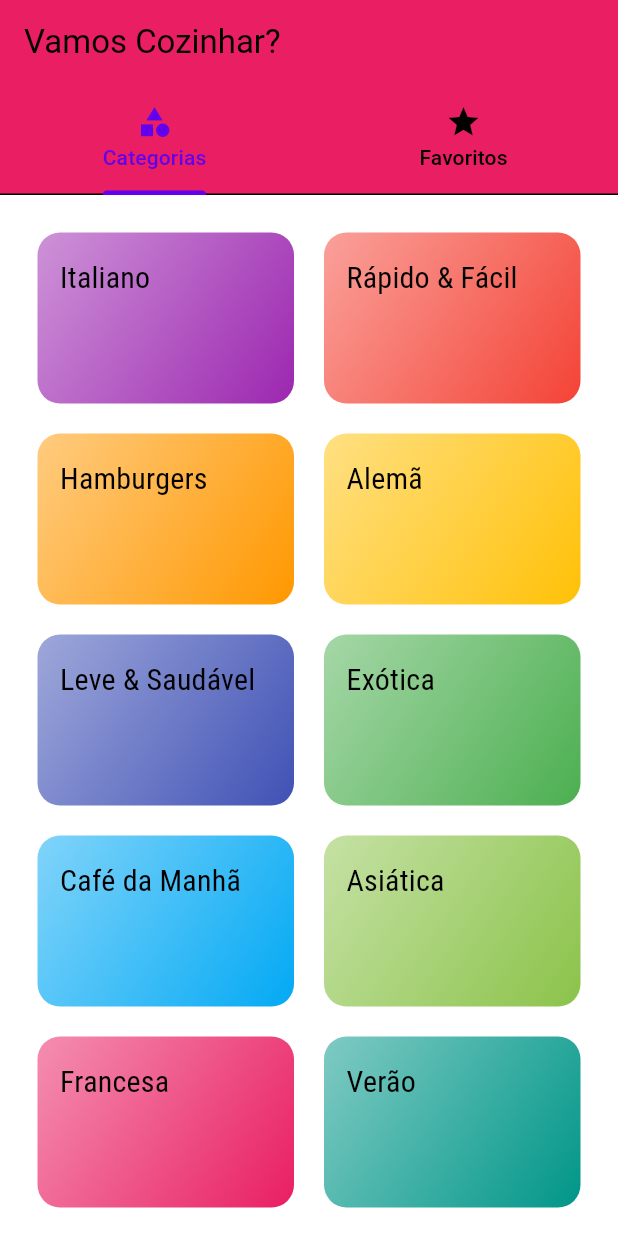
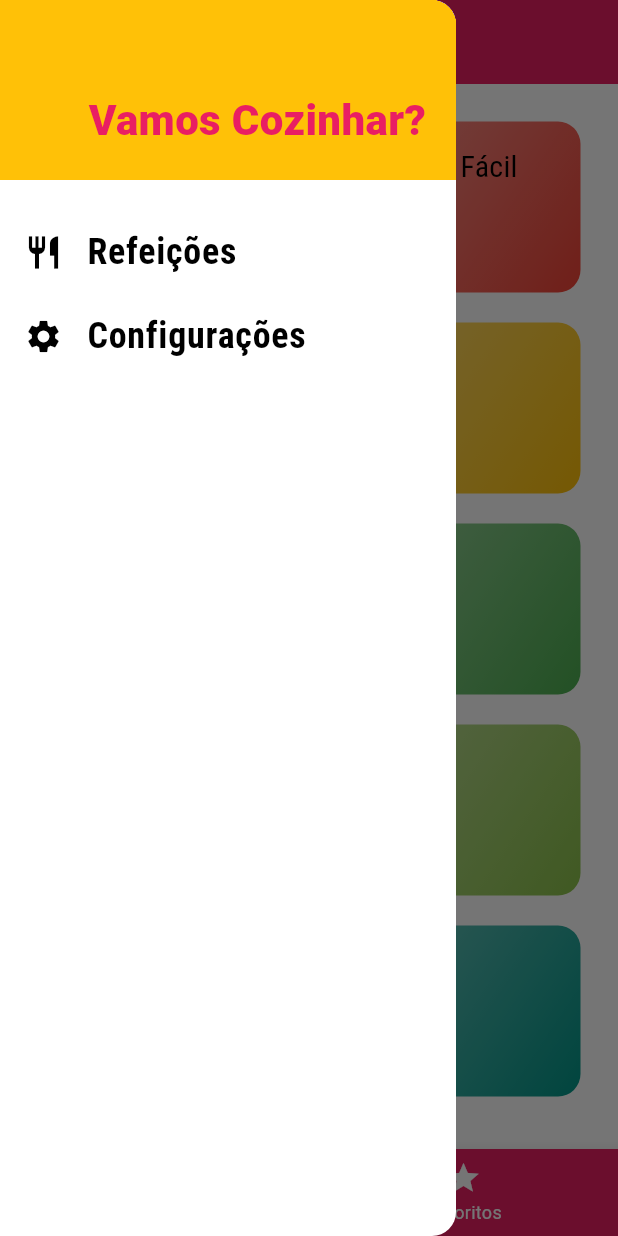
Before and after one commit to Junior580/DeliMeals, a Flutter app: the screen it shows after launch, with the side drawer open (before the commit the screen has no drawer), on a phone screen of 412 x 824 dp. Run offline on Flutter 3.47's test engine with Material 3 defaults, Android fonts, the phone set to English and light mode, and no system bars.

Commit message:
drawer component

```diff
--- /dev/null
+++ b/lib/components/main_drawer.dart
@@ -0,0 +1,53 @@
+import 'package:flutter/material.dart';
+import '../utils/app_routes.dart';
+
+class MainDrawer extends StatelessWidget {
+  const MainDrawer({super.key});
+
+  Widget _createItem(IconData icon, String label, void Function() onTap) {
+    return ListTile(
+      leading: Icon(
+        icon,
+        size: 26,
+      ),
+      title: Text(
+        label,
+        style: const TextStyle(
+          fontFamily: 'RobotoCondensed',
+          fontSize: 24,
+          fontWeight: FontWeight.bold,
+        ),
+      ),
+      onTap: onTap,
+    );
+  }
+
+  @override
+  Widget build(BuildContext context) {
+    return Drawer(
+      child: Column(children: [
+        Container(
+          height: 120,
+          width: double.infinity,
+          padding: const EdgeInsets.all(20),
+          color: Theme.of(context).colorScheme.secondary,
+          alignment: Alignment.bottomRight,
+          child: Text(
+            'Vamos Cozinhar?',
+            style: TextStyle(
+                fontWeight: FontWeight.w900,
+                fontSize: 28,
+                color: Theme.of(context).primaryColor),
+          ),
+        ),
+        const SizedBox(
+          height: 20,
+        ),
+        _createItem(Icons.restaurant, 'Refeições',
+            () => Navigator.of(context).pushNamed(AppRoutes.HOME)),
+        _createItem(Icons.settings, 'Configurações',
+            () => Navigator.of(context).pushNamed(AppRoutes.SETTINGS))
+      ]),
+    );
+  }
+}
--- a/lib/main.dart
+++ b/lib/main.dart
@@ -1,9 +1,9 @@
 import 'package:flutter/material.dart';
 
-import 'screens/categories_screen.dart';
 import 'screens/categories_meals_screen.dart';
 import 'screens/meal_detail_screen.dart';
 import 'screens/tabs_screen.dart';
+import 'screens/settings_screen.dart';
 
 import 'utils/app_routes.dart';
 
@@ -28,11 +28,10 @@ class MyApp extends StatelessWidget {
           colorScheme:
               const ColorScheme.light().copyWith(secondary: Colors.amber)),
       routes: {
-        // AppRoutes.HOME: (ctx) => const CategoriesScreen(),
         AppRoutes.HOME: (ctx) => const TabScreen(),
-
         AppRoutes.CATEGORIES_MEALS: (ctx) => const CategoriesMealsScreen(),
-        AppRoutes.MEAL_DETAIL: (ctx) => const MealDetailScreen()
+        AppRoutes.MEAL_DETAIL: (ctx) => const MealDetailScreen(),
+        AppRoutes.SETTINGS: (ctx) => const SettingsScreen(),
       },
     );
   }
--- /dev/null
+++ b/lib/screens/settings_screen.dart
@@ -0,0 +1,13 @@
+import 'package:flutter/material.dart';
+
+class SettingsScreen extends StatelessWidget {
+  const SettingsScreen({super.key});
+
+  @override
+  Widget build(BuildContext context) {
+    return Scaffold(
+      appBar: AppBar(title: const Text('Configurações')),
+      body: const Center(child: Text('Configurações')),
+    );
+  }
+}
--- a/lib/screens/tabs_screen.dart
+++ b/lib/screens/tabs_screen.dart
@@ -1,27 +1,54 @@
 import 'package:flutter/material.dart';
 import 'categories_screen.dart';
 import 'favorite_screen.dart';
+import '../components/main_drawer.dart';
 
-class TabScreen extends StatelessWidget {
+class TabScreen extends StatefulWidget {
   const TabScreen({super.key});
 
   @override
+  State<TabScreen> createState() => _TabScreenState();
+}
+
+class _TabScreenState extends State<TabScreen> {
+  int _selectedScreenIndex = 0;
+
+  final List<Map<String, Object>> _screens = [
+    {"title": 'Lista de categorias', 'screen': const CategoriesScreen()},
+    {"title": 'Meus Favoritos', 'screen': const FavoriteScreen()}
+  ];
+
+  _selectScreen(int index) {
+    setState(() {
+      _selectedScreenIndex = index;
+    });
+  }
+
+  @override
   Widget build(BuildContext context) {
-    return DefaultTabController(
-      length: 2,
-      child: Scaffold(
-        appBar: AppBar(
-          title: const Text('Vamos Cozinhar?'),
-          backgroundColor: Theme.of(context).primaryColor,
-          bottom: const TabBar(tabs: [
-            Tab(icon: Icon(Icons.category), text: 'Categorias'),
-            Tab(icon: Icon(Icons.star), text: 'Favoritos')
-          ]),
-        ),
-        body: const TabBarView(children: [
-          CategoriesScreen(),
-          FavoriteScreen(),
-        ]),
+    return Scaffold(
+      appBar: AppBar(
+        title: Text(_screens[_selectedScreenIndex]['title'] as String),
+        backgroundColor: Theme.of(context).primaryColor,
+      ),
+      drawer: const MainDrawer(),
+      body: (_screens[_selectedScreenIndex]['screen'] as Widget),
+      bottomNavigationBar: BottomNavigationBar(
+        onTap: _selectScreen,
+        backgroundColor: Theme.of(context).primaryColor,
+        unselectedItemColor: Colors.white,
+        selectedItemColor: Theme.of(context).colorScheme.secondary,
+        currentIndex: _selectedScreenIndex,
+        items: const [
+          BottomNavigationBarItem(
+            icon: Icon(Icons.category),
+            label: 'Categorias',
+          ),
+          BottomNavigationBarItem(
+            icon: Icon(Icons.star),
+            label: 'Favoritos',
+          )
+        ],
       ),
     );
   }
--- a/lib/utils/app_routes.dart
+++ b/lib/utils/app_routes.dart
@@ -2,4 +2,5 @@ class AppRoutes {
   static const HOME = '/';
   static const CATEGORIES_MEALS = '/categories-meals';
   static const MEAL_DETAIL = '/meal-detail';
+  static const SETTINGS = '/settings';
 }
```
